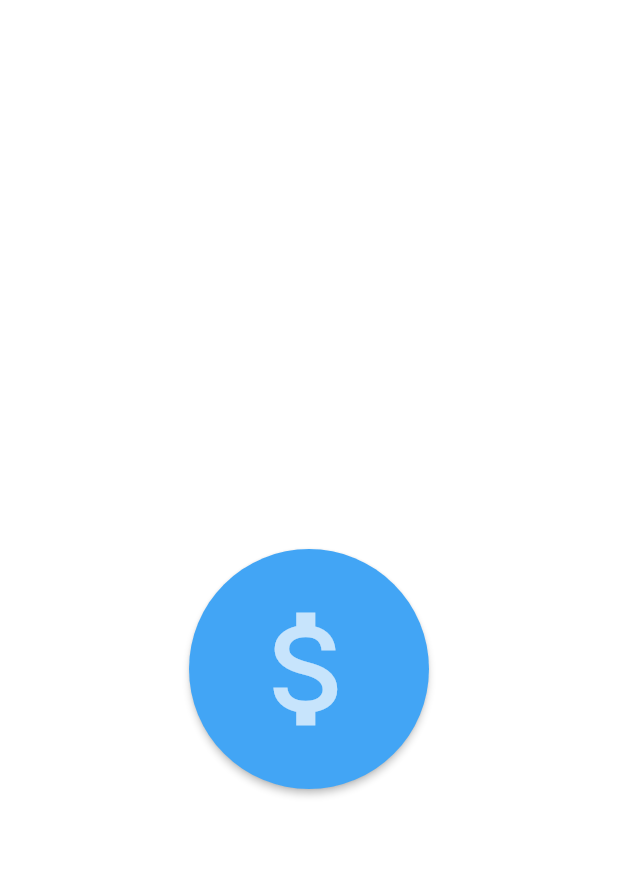
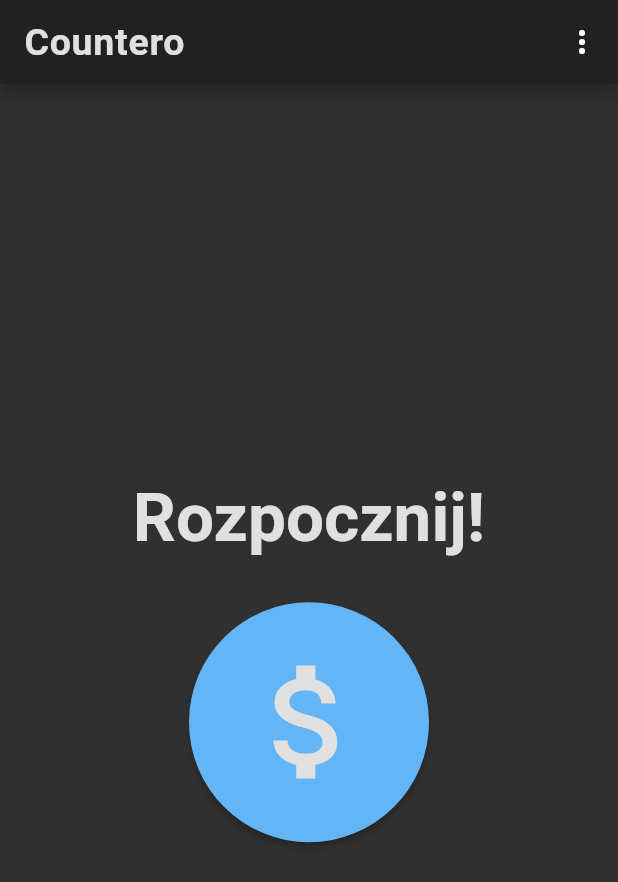
Before and after one commit to kacperkk2/Countero, a Flutter app: the screen it shows after launch, on a phone screen of 412 x 824 dp. Shown: the top 882 px of the screen. Run offline on Flutter 3.47's test engine with Material 2 defaults, Android fonts, the phone set to English and light mode, and no system bars; our stand-ins replace shared_preferences; accounts and stored records are empty.

Commit message:
Prepared profile logic, prepared routing file, prepared home screen

```diff
--- a/lib/main.dart
+++ b/lib/main.dart
@@ -1,4 +1,4 @@
-import 'package:countero/pages/home.dart';
+import 'package:countero/routing.dart';
 import 'package:countero/theme.dart';
 import 'package:flutter/material.dart';
 
@@ -11,7 +11,8 @@ class MyApp extends StatelessWidget {
   Widget build(BuildContext context) {
     return MaterialApp(
       theme: getTheme(),
-      home: Home(),
+      initialRoute: MyRoute.HOME.route,
+      routes: getRoutes(),
     );
   }
 }
--- /dev/null
+++ b/lib/models/profile.dart
@@ -0,0 +1,4 @@
+
+class Profile {
+  //TODO
+}
--- /dev/null
+++ b/lib/models/profile_model.dart
@@ -0,0 +1,31 @@
+import 'dart:convert';
+import 'package:flutter/material.dart';
+import 'package:countero/models/profile.dart';
+import 'package:shared_preferences/shared_preferences.dart';
+
+class ProfileModel with ChangeNotifier {
+    Profile _profile;
+    bool _profileLoaded = false;
+
+    Profile get profile => _profile;
+    bool get profileLoaded => _profileLoaded;
+
+    Future<Profile> loadProfile() async {
+        SharedPreferences sharedPreferences = await SharedPreferences.getInstance();
+        var planConfigString = sharedPreferences.getString("Profile") ?? null;
+        _profileLoaded = true;
+        return planConfigString == null
+            ? null
+            : null; //TODO return loaded profile
+    }
+
+    void deleteProfile() async {
+        SharedPreferences sharedPreferences = await SharedPreferences.getInstance();
+        sharedPreferences.remove("Profile");
+    }
+
+    void setProfile(Profile profile) async {
+        SharedPreferences sharedPreferences = await SharedPreferences.getInstance();
+        sharedPreferences.setString("Profile", jsonEncode(profile));
+    }
+}
--- a/lib/pages/home.dart
+++ b/lib/pages/home.dart
@@ -1,11 +1,66 @@
 import 'package:flutter/material.dart';
+import 'package:countero/models/profile_model.dart';
+import 'package:provider/provider.dart';
 
 class Home extends StatefulWidget {
   @override
   _HomeState createState() => _HomeState();
 }
 
-class _HomeState extends State<Home> {
+class _HomeState extends State<Home> with SingleTickerProviderStateMixin {
+  static const String APP_NAME = 'Countero';
+
+  final profileModel = ProfileModel();
+  TabController tabController;
+
+  @override
+  void initState() {
+    super.initState();
+    profileModel.loadProfile();
+    tabController = TabController(length: 2, vsync: this);
+  }
+
+  @override
+  dispose() {
+    super.dispose();
+    tabController.dispose();
+  }
+
+  @override
+  Widget build(BuildContext context) {
+    return MultiProvider(
+        providers: [
+          ChangeNotifierProvider(create: (_) => profileModel),
+        ],
+        child: Consumer<ProfileModel>(
+        builder: (
+            BuildContext context,
+            profileModel,
+            Widget child) {
+          return Scaffold(
+              appBar: AppBar(
+                title: Text(
+                  APP_NAME,
+                  style: Theme.of(context).textTheme.headline2,
+                ),
+                bottom: profileModel.profile == null
+                    ? null
+                    : getTabs(context, tabController),
+                actions: [
+                  HomeSettings(profileModel.profile == null)
+                ],
+              ),
+              body: profileModel.profile == null
+                  ? HomeEmpty()
+                  : HomeWithProfile(tabController),
+          );
+        }),
+    );
+  }
+}
+
+
+class HomeEmpty extends StatelessWidget {
   @override
   Widget build(BuildContext context) {
     return Center(
@@ -17,7 +72,7 @@ class _HomeState extends State<Home> {
               "Rozpocznij!",
               style: Theme.of(context).textTheme.headline1,
             ),
-          SizedBox(height: 15,),
+            SizedBox(height: 30,),
             RawMaterialButton(
               onPressed: () {},
               elevation: 2.0,
@@ -35,3 +90,127 @@ class _HomeState extends State<Home> {
     );
   }
 }
+
+class HomeWithProfile extends StatelessWidget {
+  final TabController tabController;
+
+  HomeWithProfile(this.tabController);
+
+  @override
+  Widget build(BuildContext context) {
+    return TabBarView(
+        controller: tabController,
+        children: []
+    );
+  }
+}
+
+enum SettingsElement {
+  DELETE_PROFILE,
+  TEST_PROFILE
+}
+
+class HomeSettings extends StatelessWidget {
+  final bool profileLoaded;
+
+  HomeSettings(this.profileLoaded);
+
+  @override
+  Widget build(BuildContext context) {
+    return PopupMenuButton<SettingsElement>(
+      icon: Icon(Icons.more_vert),
+      onSelected: (choice) => onSelected(context, choice),
+      itemBuilder: (BuildContext context) => getAvailableSettings(context),
+    );
+  }
+
+  void onSelected(BuildContext context, SettingsElement choice) {
+    switch (choice) {
+      case SettingsElement.DELETE_PROFILE:
+        deleteProfile(context);
+        break;
+      case SettingsElement.TEST_PROFILE:
+        //TODO add test profile to test app
+        break;
+    }
+  }
+
+  Future<void> deleteProfile(BuildContext context) async {
+    return showDialog<void>(
+      context: context,
+      barrierDismissible: false,
+      builder: (BuildContext context) {
+        return AlertDialog(
+          title: Text("Na pewno usunac profil?"),
+          content: Text('Tej operacji nie da sie cofnac'),
+          actions: <Widget>[
+            TextButton(
+              child: Text(
+                  'Cofnij',
+                  style: TextStyle(color: Theme.of(context).accentColor, fontSize: 18.0)
+              ),
+              onPressed: () {
+                  Navigator.of(context).pop();
+              },
+            ),
+            TextButton(
+              child: Text(
+                  'Usuń',
+                  style: TextStyle(color: Theme.of(context).errorColor, fontSize: 18.0)
+              ),
+              onPressed: () {
+                  //TODO add deleting profile
+                  Navigator.of(context).pop();
+              },
+            ),
+          ],
+        );
+      },
+    );
+  }
+
+  List<PopupMenuItem<SettingsElement>> getAvailableSettings(BuildContext context) {
+    List<PopupMenuItem<SettingsElement>> itemList = [];
+    itemList.add(PopupMenuItem<SettingsElement>(
+        value: SettingsElement.TEST_PROFILE,
+        child: Row(
+          children: [
+            Icon(Icons.handyman, color: Theme.of(context).iconTheme.color),
+            SizedBox(width: 8),
+            Expanded(child: Text('Testowy profil', style: TextStyle(fontSize: 17.0))),
+          ],
+        )
+    ));
+    if (!profileLoaded) {
+      itemList.add(PopupMenuItem<SettingsElement>(
+          value: SettingsElement.DELETE_PROFILE,
+          child: Row(
+            children: [
+              Icon(Icons.delete_outlined, color: Theme.of(context).iconTheme.color),
+              SizedBox(width: 8),
+              Expanded(child: Text('Usun profil', style: TextStyle(fontSize: 17.0))),
+            ],
+          )
+      ));
+    }
+    return itemList;
+  }
+}
+
+TabBar getTabs(BuildContext context, TabController controller) {
+  return TabBar(
+    controller: controller,
+    labelColor: Theme.of(context).accentColor,
+    unselectedLabelColor: Theme.of(context).primaryColorLight,
+    tabs: [
+      Tab(
+        icon: Icon(Icons.attach_money, size: 27.5),
+        child: Text("WYDATKI", style: TextStyle(fontSize: 15.0)),
+      ),
+      Tab(
+        icon: Icon(Icons.bar_chart, size: 25.5),
+        child: Text("BILANS", style: TextStyle(fontSize: 15.0)),
+      ),
+    ],
+  );
+}
--- /dev/null
+++ b/lib/routing.dart
@@ -0,0 +1,20 @@
+import 'package:countero/pages/home.dart';
+import 'package:flutter/material.dart';
+
+enum MyRoute {
+  HOME,
+}
+
+extension RouteExtension on MyRoute {
+  static const routes = {
+    MyRoute.HOME: '/home',
+  };
+
+  String get route => routes[this];
+}
+
+Map<String, WidgetBuilder> getRoutes() {
+  return {
+    MyRoute.HOME.route: (context) => Home(),
+  };
+}
--- a/lib/theme.dart
+++ b/lib/theme.dart
@@ -3,10 +3,20 @@ import 'package:flutter/material.dart';
 ThemeData getTheme() {
   return ThemeData(
       brightness: Brightness.dark,
-      accentColor: Colors.blue[400],
-      indicatorColor: Colors.green[400],
+      accentColor: Colors.blue[300],
+      indicatorColor: Colors.green[300],
       textTheme: TextTheme(
-        headline1: TextStyle(fontSize: 45.0, fontWeight: FontWeight.bold),
+        headline1: TextStyle(
+          fontSize: 45.0,
+          fontWeight: FontWeight.bold,
+          color: Colors.grey[300]
+        ),
+        headline2: TextStyle(
+          fontSize: 25.0,
+          fontWeight: FontWeight.bold,
+          color: Colors.grey[300],
+          letterSpacing: 0.5,
+        ),
       ),
       tooltipTheme: TooltipThemeData(
           textStyle: TextStyle(color: Colors.white, ),
--- a/pubspec.yaml
+++ b/pubspec.yaml
@@ -23,7 +23,9 @@ environment:
 dependencies:
   flutter:
     sdk: flutter
-
+  provider: ^4.3.2
+  json_annotation: ^3.1.1
+  shared_preferences: ^0.5.12
 
   # The following adds the Cupertino Icons font to your application.
   # Use with the CupertinoIcons class for iOS style icons.
```
Also changed, not shown: pubspec.lock, 2 other files. Lines whose indentation alone changed are shown as unchanged.
